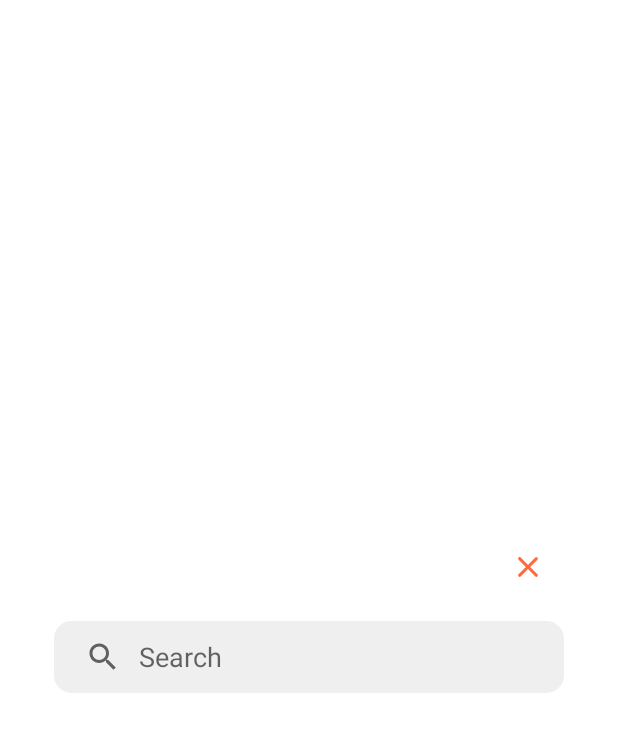
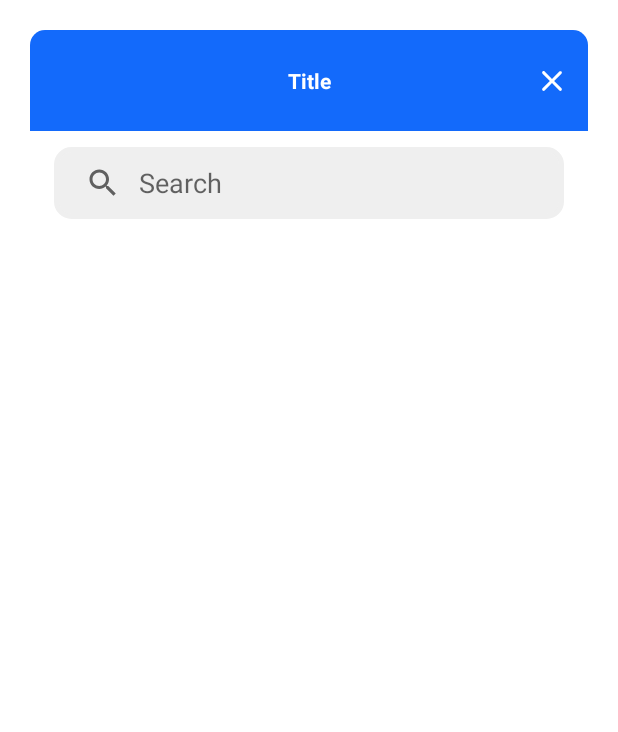
Before and after one commit to arifz-xyz/material-spinner, an Android app: the layout dialog_fragment_search.xml on its own in the app's theme, with its tools: preview values and no code run, on a phone screen of 412 x 824 dp. Shown: the top 732 px of the screen. Run offline under Robolectric (Android 15) with nearby library versions, the phone set to English and light mode, and no system bars.

Commit message:
Added functionality to set a title in DialogFragment, Fixed issues related to dialog positioning, Improved dialog fragment design for a better user experience.

```diff
--- a/demo/src/main/java/xyz/arifz/demo/DemoActivity.kt
+++ b/demo/src/main/java/xyz/arifz/demo/DemoActivity.kt
@@ -20,7 +20,7 @@ class DemoActivity : AppCompatActivity() {
     private fun setupSpinner() {
         val datas = arrayOf("Male", "Female", "Others")
         binding.spn.setItems(datas)
-
+        binding.spn.setSearchTitle("Gender")
         binding.spn.hint = "Gender"
         binding.spn.apply {
             setBoxWidth(1)
--- a/materialspinner/src/main/java/xyz/arifz/materialspinner/Constants.kt
+++ b/materialspinner/src/main/java/xyz/arifz/materialspinner/Constants.kt
@@ -3,3 +3,4 @@ package xyz.arifz.materialspinner
 const val KEY_ITEMS = "items"
 const val KEY_SELECTED_ITEM = "selected_item"
 const val KEY_SEARCH = "search"
+const val KEY_TITLE = "title"
--- a/materialspinner/src/main/res/layout/dialog_fragment_search.xml
+++ b/materialspinner/src/main/res/layout/dialog_fragment_search.xml
@@ -4,8 +4,8 @@
     xmlns:tools="http://schemas.android.com/tools"
     android:id="@+id/cl_root"
     android:layout_width="match_parent"
-    android:layout_height="match_parent"
-    android:background="#99FFFFFF"
+    android:layout_height="wrap_content"
+    android:background="@color/color_white"
     android:clickable="true"
     android:focusable="true"
     tools:context=".SearchDialogFragment">
@@ -15,7 +15,6 @@
         android:layout_height="wrap_content"
         android:layout_gravity="center_vertical"
         android:layout_margin="20dp"
-        android:background="@color/color_white"
         app:cardCornerRadius="10dp"
         app:layout_constraintBottom_toBottomOf="parent"
         app:layout_constraintEnd_toEndOf="parent"
@@ -27,7 +26,21 @@
             android:layout_height="wrap_content"
             android:layout_gravity="center_vertical"
             android:background="@color/color_white"
-            android:padding="16dp">
+            android:paddingBottom="16dp">
+
+            <TextView
+                android:id="@+id/tv_title"
+                android:layout_width="0dp"
+                android:layout_height="wrap_content"
+                android:background="@color/color_blue_crayola"
+                android:gravity="center"
+                android:paddingVertical="24dp"
+                android:textColor="@color/color_white"
+                android:textStyle="bold"
+                app:layout_constraintEnd_toEndOf="parent"
+                app:layout_constraintStart_toStartOf="parent"
+                app:layout_constraintTop_toTopOf="parent"
+                tools:text="Title" />
 
             <ImageView
                 android:id="@+id/iv_close"
@@ -38,15 +51,17 @@
                 android:focusable="true"
                 android:padding="12dp"
                 android:src="@drawable/ic_close"
+                app:layout_constraintBottom_toBottomOf="@id/tv_title"
                 app:layout_constraintEnd_toEndOf="parent"
-                app:layout_constraintTop_toTopOf="parent"
-                app:tint="#FF6A3B" />
+                app:layout_constraintTop_toTopOf="@id/tv_title"
+                app:tint="@color/color_white" />
 
             <androidx.appcompat.widget.SearchView
                 android:id="@+id/search_view"
                 android:layout_width="match_parent"
                 android:layout_height="wrap_content"
-                android:layout_marginTop="12dp"
+                android:layout_marginTop="20dp"
+                android:layout_marginHorizontal="16dp"
                 android:background="@drawable/bg_search_view"
                 android:backgroundTint="@color/color_ash"
                 android:closeIcon="@drawable/ic_close"
@@ -63,6 +78,7 @@
                 android:id="@+id/list_view"
                 android:layout_width="match_parent"
                 android:layout_height="wrap_content"
+                android:layout_marginHorizontal="16dp"
                 android:layout_marginTop="8dp"
                 app:layout_constraintTop_toBottomOf="@id/search_view" />
 
--- a/settings.gradle
+++ b/settings.gradle
@@ -6,5 +6,5 @@ dependencyResolutionManagement {
     }
 }
 rootProject.name = "MaterialSpinner"
-include ':demo'
+//include ':demo'
 include ':materialspinner'
```
Also changed, not shown: materialspinner/src/main/java/xyz/arifz/materialspinner/MaterialSpinner.kt (+9 -1 lines), materialspinner/src/main/java/xyz/arifz/materialspinner/SearchDialogFragment.kt (+22 -9 lines).
